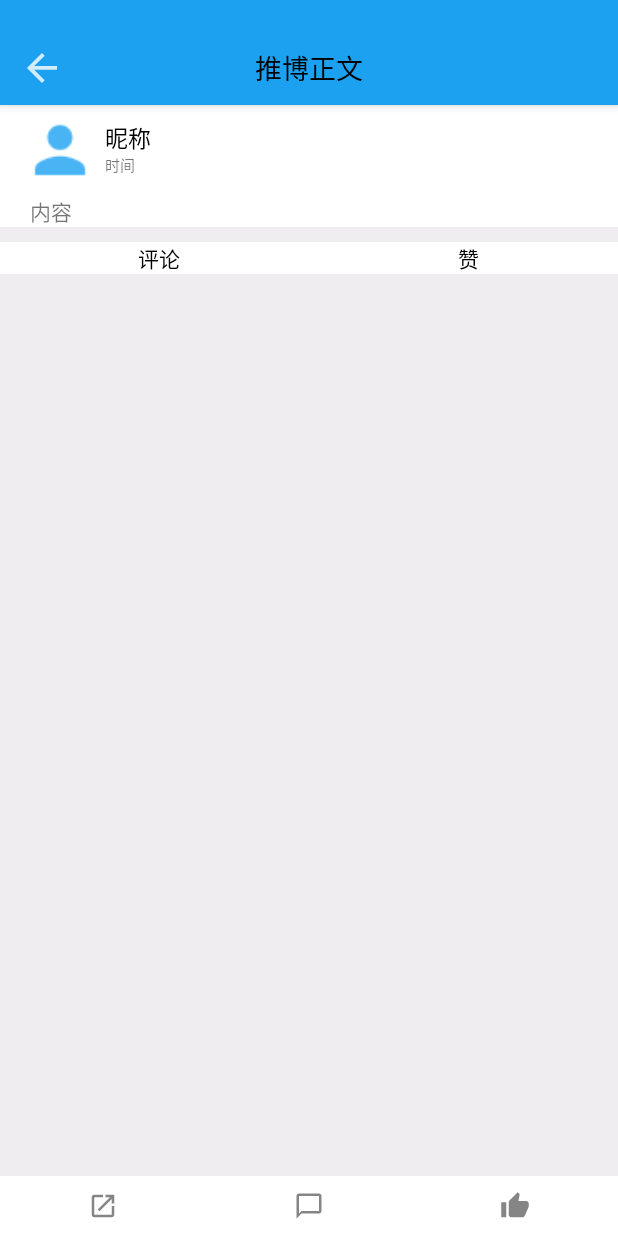
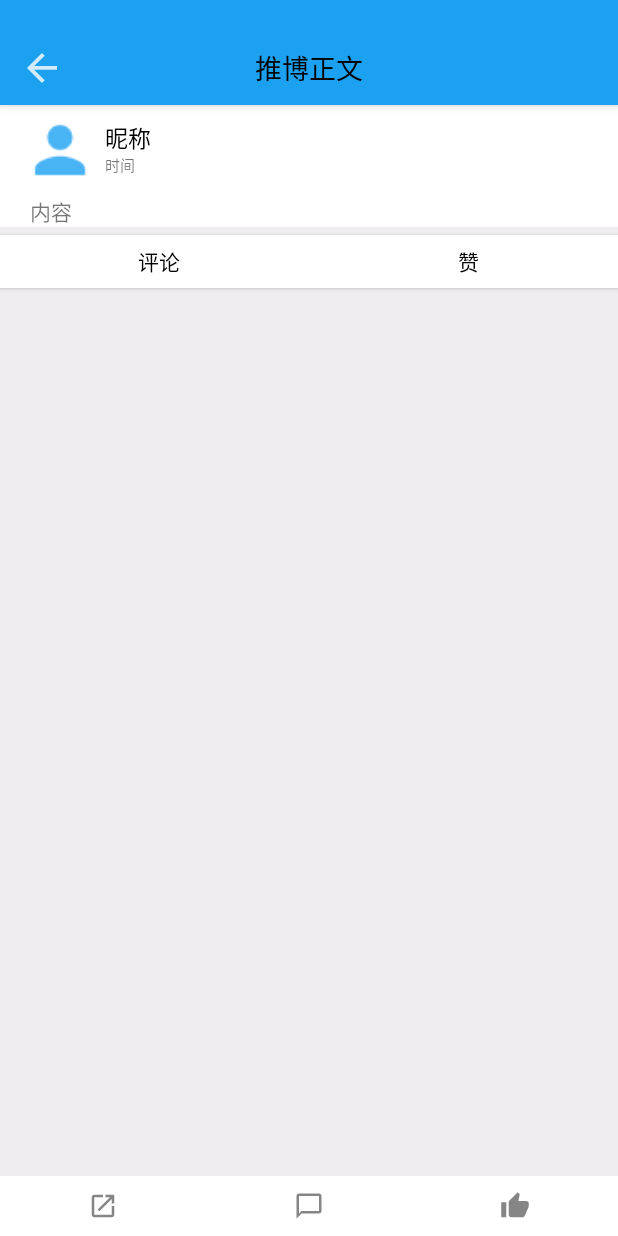
Before and after one commit to DevotionInori/Twibber, an Android app: the layout activity_twibber_page.xml on its own in the app's theme, with its tools: preview values and no code run, on a phone screen of 412 x 824 dp. Run offline under Robolectric (Android 15) with nearby library versions, the phone set to English and light mode, and no system bars.

Commit message:
完善了评论功能 增加推博详细界面的跳转功能

```diff
--- a/app/src/main/java/com/SydShp/twibber/CommentAdapter.java
+++ b/app/src/main/java/com/SydShp/twibber/CommentAdapter.java
@@ -64,4 +64,8 @@ public abstract class CommentAdapter<T> extends RecyclerView.Adapter<CommentAdap
             view.setText(value);
         }
     }
+
+    public void setmDatas(List<T> datas){
+        mDatas=datas;
+    }
 }
--- a/app/src/main/java/com/SydShp/twibber/HomeFragment.java
+++ b/app/src/main/java/com/SydShp/twibber/HomeFragment.java
@@ -156,7 +156,6 @@ public class HomeFragment extends Fragment {
                         for (LikeRelation i :
                                 likes) {
                             if(i.getContenterId()==data.getId()){
-
                                 holder.setImage(R.id.ib_like,R.drawable.ic_action_liked);
                             }
                         }
--- a/app/src/main/res/layout/activity_twibber_page.xml
+++ b/app/src/main/res/layout/activity_twibber_page.xml
@@ -94,15 +94,16 @@
 
     <LinearLayout
         android:layout_width="match_parent"
-        android:layout_height="wrap_content"
+        android:layout_height="35dp"
         android:id="@+id/ll_three"
-        android:layout_marginTop="10dp"
+        android:layout_marginTop="5dp"
         android:background="#FFFFFF"
+        android:translationZ="2dp"
         app:layout_constraintTop_toBottomOf="@+id/cl_twibber">
 
         <TextView
             android:layout_width="wrap_content"
-            android:layout_height="wrap_content"
+            android:layout_height="35dp"
             android:layout_weight="1"
             android:gravity="center"
             android:text="评论"
@@ -110,7 +111,7 @@
             android:id="@+id/tv_twibber_comment"/>
         <TextView
             android:layout_width="wrap_content"
-            android:layout_height="wrap_content"
+            android:layout_height="35dp"
             android:layout_weight="1"
             android:gravity="center"
             android:textColor="#000000"
@@ -146,6 +147,7 @@
             android:layout_height="match_parent"
             android:layout_weight="1"
             android:background="#00000000"
+            android:id="@+id/btn_tb_comment"
             android:src="@drawable/ic_action_comment"/>
 
         <ImageButton
--- a/app/src/main/res/layout/comment_item.xml
+++ b/app/src/main/res/layout/comment_item.xml
@@ -3,7 +3,7 @@
     xmlns:app="http://schemas.android.com/apk/res-auto"
     android:orientation="vertical"
     android:layout_width="match_parent"
-    android:layout_height="match_parent">
+    android:layout_height="wrap_content">
 
     <com.SydShp.twibber.NiceImageView
         android:id="@+id/icAvatar_comment_item"
```
Also changed, not shown: app/src/main/java/com/SydShp/twibber/TwibberPage.java (+85 -1 lines).
